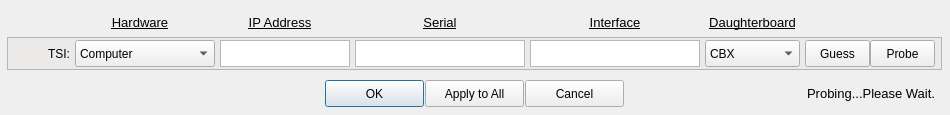
Old version of the form UI/hardware_select.ui in the repository ainfosec/FISSURE.
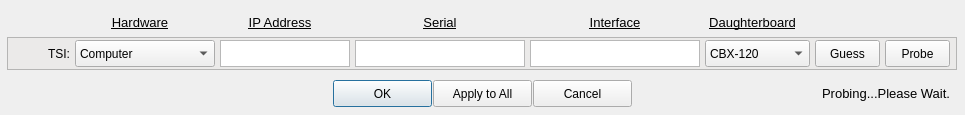
New version of the form.

What changed in the file:
```diff
--- a/UI/hardware_select.ui
+++ b/UI/hardware_select.ui
@@ -9,7 +9,7 @@
    <rect>
     <x>0</x>
     <y>0</y>
-    <width>950</width>
+    <width>965</width>
     <height>115</height>
    </rect>
   </property>
@@ -44,7 +44,7 @@
    </property>
    <property name="geometry">
     <rect>
-     <x>870</x>
+     <x>885</x>
      <y>40</y>
      <width>65</width>
      <height>27</height>
@@ -131,7 +131,7 @@
    </property>
    <property name="geometry">
     <rect>
-     <x>805</x>
+     <x>815</x>
      <y>40</y>
      <width>65</width>
      <height>27</height>
@@ -255,7 +255,7 @@
     <rect>
      <x>7</x>
      <y>37</y>
-     <width>935</width>
+     <width>950</width>
      <height>33</height>
     </rect>
    </property>
@@ -317,7 +317,7 @@
   <widget class="QPushButton" name="pushButton_ok">
    <property name="geometry">
     <rect>
-     <x>325</x>
+     <x>333</x>
      <y>80</y>
      <width>99</width>
      <height>27</height>
@@ -330,7 +330,7 @@
   <widget class="QPushButton" name="pushButton_cancel">
    <property name="geometry">
     <rect>
-     <x>525</x>
+     <x>533</x>
      <y>80</y>
      <width>99</width>
      <height>27</height>
@@ -346,7 +346,7 @@
   <widget class="QPushButton" name="pushButton_apply_to_all">
    <property name="geometry">
     <rect>
-     <x>425</x>
+     <x>433</x>
      <y>80</y>
      <width>99</width>
      <height>27</height>
@@ -364,13 +364,13 @@
     <rect>
      <x>705</x>
      <y>40</y>
-     <width>95</width>
+     <width>105</width>
      <height>27</height>
     </rect>
    </property>
    <item>
     <property name="text">
-     <string>CBX</string>
+     <string>CBX-120</string>
     </property>
    </item>
    <item>
@@ -414,7 +414,7 @@
   <widget class="QLabel" name="label_probe">
    <property name="geometry">
     <rect>
-     <x>780</x>
+     <x>795</x>
      <y>80</y>
      <width>155</width>
      <height>27</height>
```
Left out of the diff: 101 changed lines with no effect on the pictures.
